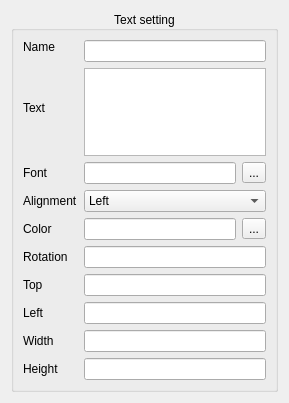
First picture: the form in HoruxCardDesigner/textsetting.ui, repository BackupTheBerlios/horux-svn, before the edit.
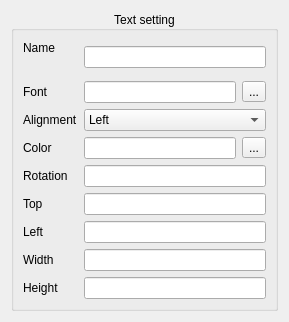
Second picture: the form after the edit.

```diff
--- a/HoruxCardDesigner/textsetting.ui
+++ b/HoruxCardDesigner/textsetting.ui
@@ -7,13 +7,13 @@
     <x>0</x>
     <y>0</y>
     <width>289</width>
-    <height>403</height>
+    <height>322</height>
    </rect>
   </property>
   <property name="maximumSize">
    <size>
     <width>16777215</width>
-    <height>403</height>
+    <height>322</height>
    </size>
   </property>
   <property name="windowTitle">
@@ -45,20 +45,7 @@
       <item row="0" column="1" rowspan="2">
        <widget class="QLineEdit" name="name"/>
       </item>
-      <item row="1" column="0" rowspan="2">
-       <widget class="QLabel" name="label_2">
-        <property name="text">
-         <string>Text</string>
-        </property>
-        <property name="buddy">
-         <cstring>text</cstring>
-        </property>
-       </widget>
-      </item>
-      <item row="2" column="1">
-       <widget class="QTextEdit" name="text"/>
-      </item>
-      <item row="3" column="0">
+      <item row="2" column="0">
        <widget class="QLabel" name="label_3">
         <property name="text">
          <string>Font</string>
@@ -68,7 +55,7 @@
         </property>
        </widget>
       </item>
-      <item row="3" column="1">
+      <item row="2" column="1">
        <layout class="QHBoxLayout" name="horizontalLayout">
         <item>
          <widget class="QLineEdit" name="font"/>
@@ -82,7 +69,7 @@
         </item>
        </layout>
       </item>
-      <item row="4" column="0">
+      <item row="3" column="0">
        <widget class="QLabel" name="label_4">
         <property name="text">
          <string>Alignment</string>
@@ -92,7 +79,7 @@
         </property>
        </widget>
       </item>
-      <item row="4" column="1">
+      <item row="3" column="1">
        <widget class="QComboBox" name="alignment">
         <item>
          <property name="text">
@@ -111,7 +98,7 @@
         </item>
        </widget>
       </item>
-      <item row="5" column="0">
+      <item row="4" column="0">
        <widget class="QLabel" name="label_5">
         <property name="text">
          <string>Color</string>
@@ -121,7 +108,7 @@
         </property>
        </widget>
       </item>
-      <item row="5" column="1">
+      <item row="4" column="1">
        <layout class="QHBoxLayout" name="horizontalLayout_2">
         <item>
          <widget class="QLineEdit" name="font_2"/>
@@ -135,7 +122,7 @@
         </item>
        </layout>
       </item>
-      <item row="6" column="0">
+      <item row="5" column="0">
        <widget class="QLabel" name="label_6">
         <property name="text">
          <string>Rotation</string>
@@ -145,10 +132,10 @@
         </property>
        </widget>
       </item>
-      <item row="6" column="1">
+      <item row="5" column="1">
        <widget class="QLineEdit" name="rotation"/>
       </item>
-      <item row="7" column="0">
+      <item row="6" column="0">
        <widget class="QLabel" name="label_7">
         <property name="text">
          <string>Top</string>
@@ -158,10 +145,10 @@
         </property>
        </widget>
       </item>
-      <item row="7" column="1">
+      <item row="6" column="1">
        <widget class="QLineEdit" name="top"/>
       </item>
-      <item row="8" column="0">
+      <item row="7" column="0">
        <widget class="QLabel" name="label_8">
         <property name="text">
          <string>Left</string>
@@ -171,10 +158,10 @@
         </property>
        </widget>
       </item>
-      <item row="8" column="1">
+      <item row="7" column="1">
        <widget class="QLineEdit" name="left"/>
       </item>
-      <item row="9" column="0">
+      <item row="8" column="0">
        <widget class="QLabel" name="label_9">
         <property name="text">
          <string>Width</string>
@@ -184,10 +171,10 @@
         </property>
        </widget>
       </item>
-      <item row="9" column="1">
-       <widget class="QLineEdit" name="width"/>
+      <item row="8" column="1">
+       <widget class="QLineEdit" name="widthText"/>
       </item>
-      <item row="10" column="0">
+      <item row="9" column="0">
        <widget class="QLabel" name="label_10">
         <property name="text">
          <string>Height</string>
@@ -197,8 +184,8 @@
         </property>
        </widget>
       </item>
-      <item row="10" column="1">
-       <widget class="QLineEdit" name="height"/>
+      <item row="9" column="1">
+       <widget class="QLineEdit" name="heightText"/>
       </item>
      </layout>
     </widget>
```
Left out of the diff: 12 changed lines with no effect on the pictures.
